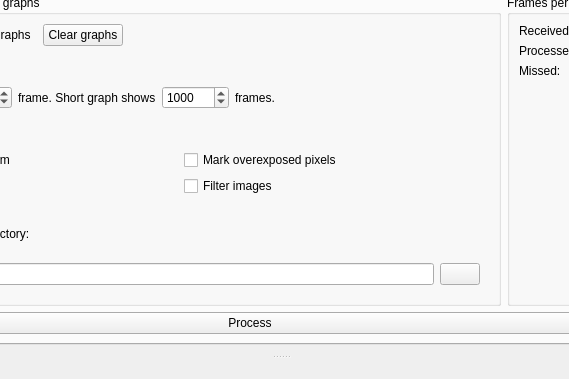
Before: the Qt Designer form src/arifmainwindow.ui in AD-Vega/arif, drawn with Qt 5; both pictures show x 206 to 775 and y 367 to 746 of the 973 by 746 pixel window.
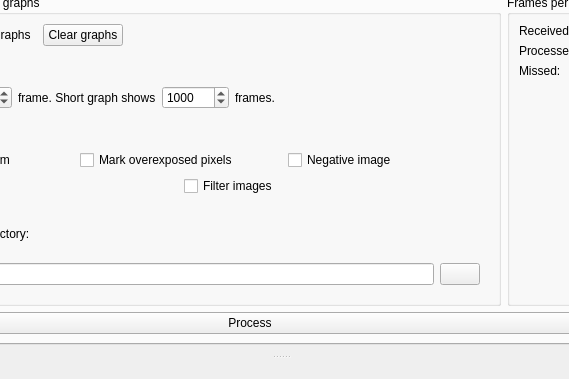
After: the same form once the commit is applied. Icons and pictures are not drawn. Custom widgets are drawn as their Qt base class.

Commit message: Add image negation.

Patch:
```diff
--- a/src/arifmainwindow.ui
+++ b/src/arifmainwindow.ui
@@ -430,6 +430,13 @@
                  </property>
                 </widget>
                </item>
+               <item>
+                <widget class="QCheckBox" name="negativeCheck">
+                 <property name="text">
+                  <string>Negative image</string>
+                 </property>
+                </widget>
+               </item>
               </layout>
              </item>
              <item>
```
The commit also changes 3 other files.
